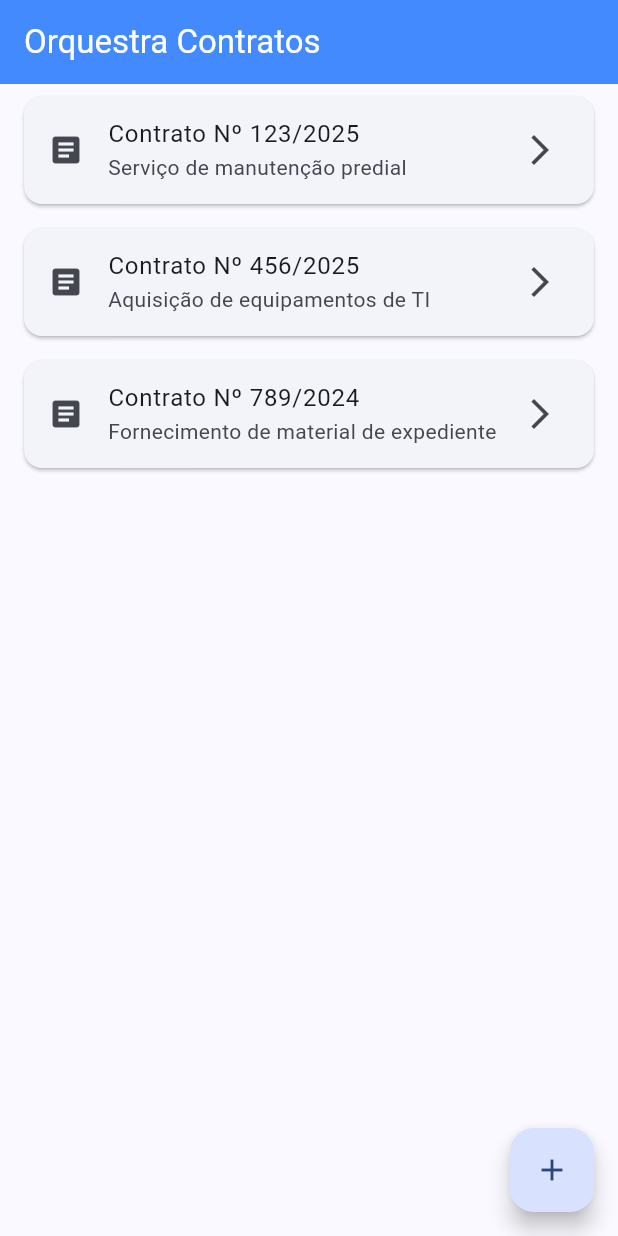
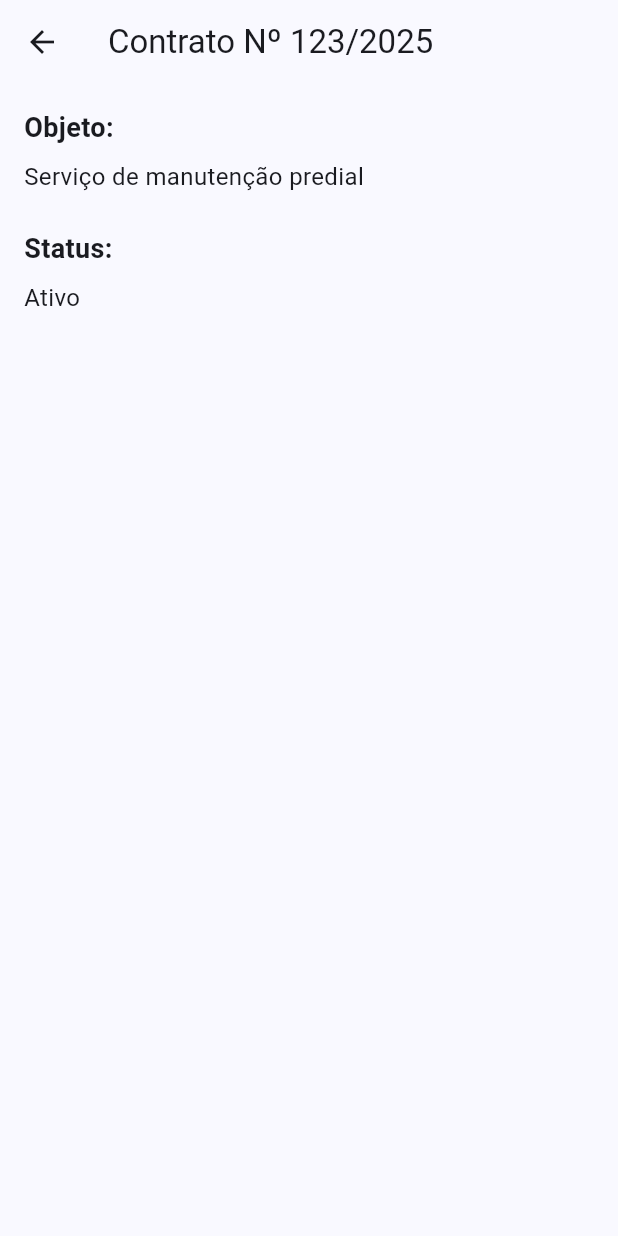
Before and after one commit to andlybras/orquestra_contratos_gestao_fiscalizacao, a Flutter app: the screen it shows after launch, after a tap on "Contrato Nº 123/2025", on a phone screen of 412 x 824 dp. Run offline on Flutter 3.47's test engine with Material 3 defaults, Android fonts, the light colour scheme and no system bars.

Commit message:
feat: Cria tela de detalhes do contrato e implementa navegação

```diff
--- /dev/null
+++ b/lib/screens/contract_detail_screen.dart
@@ -0,0 +1,56 @@
+import 'package:flutter/material.dart';
+
+class ContractDetailScreen extends StatelessWidget {
+  // 1. A tela declara que precisa receber um 'Map' de contrato para funcionar.
+  final Map<String, String> contrato;
+
+  // 2. O construtor exige que o 'contrato' seja passado ao criar a tela.
+  const ContractDetailScreen({
+    super.key,
+    required this.contrato,
+  });
+
+  @override
+  Widget build(BuildContext context) {
+    return Scaffold(
+      appBar: AppBar(
+        // 3. O título da tela usa o dado recebido do contrato.
+        title: Text(contrato['numero']!),
+      ),
+      // 4. Exibimos os detalhes do contrato no corpo da tela.
+      body: Padding(
+        padding: const EdgeInsets.all(16.0),
+        child: Column(
+          crossAxisAlignment: CrossAxisAlignment.start, // Alinha o texto à esquerda
+          children: [
+            Text(
+              'Objeto:',
+              style: TextStyle(
+                fontWeight: FontWeight.bold,
+                fontSize: 18,
+              ),
+            ),
+            const SizedBox(height: 8),
+            Text(
+              contrato['objeto']!,
+              style: TextStyle(fontSize: 16),
+            ),
+            const SizedBox(height: 24),
+            Text(
+              'Status:',
+              style: TextStyle(
+                fontWeight: FontWeight.bold,
+                fontSize: 18,
+              ),
+            ),
+            const SizedBox(height: 8),
+            Text(
+              contrato['status']!,
+              style: TextStyle(fontSize: 16),
+            ),
+          ],
+        ),
+      ),
+    );
+  }
+}
--- a/lib/screens/home_screen.dart
+++ b/lib/screens/home_screen.dart
@@ -1,5 +1,6 @@
 import 'package:flutter/material.dart';
 import 'package:orquestra_contratos_gestao_fiscalizacao/screens/add_contract_screen.dart';
+import 'package:orquestra_contratos_gestao_fiscalizacao/screens/contract_detail_screen.dart';
 
 // 1. Convertemos para StatefulWidget
 class HomeScreen extends StatefulWidget {
@@ -48,10 +49,19 @@ class _HomeScreenState extends State<HomeScreen> {
               title: Text(contrato['numero']!),
               subtitle: Text(contrato['objeto']!),
               trailing: const Icon(Icons.arrow_forward_ios),
+              // 5. Modificando a ação `onTap`
               onTap: () {
-                print('Contrato selecionado: ${contrato['numero']}');
+                Navigator.push(
+                  context,
+                  MaterialPageRoute(
+                    builder: (context) => ContractDetailScreen(
+                      // 6. Passando o 'contrato' daquele item da lista para a nova tela.
+                      contrato: contrato,
+                    ),
+                  ),
+                );
               },
-            ),
+            )
           );
         },
       ),
```
